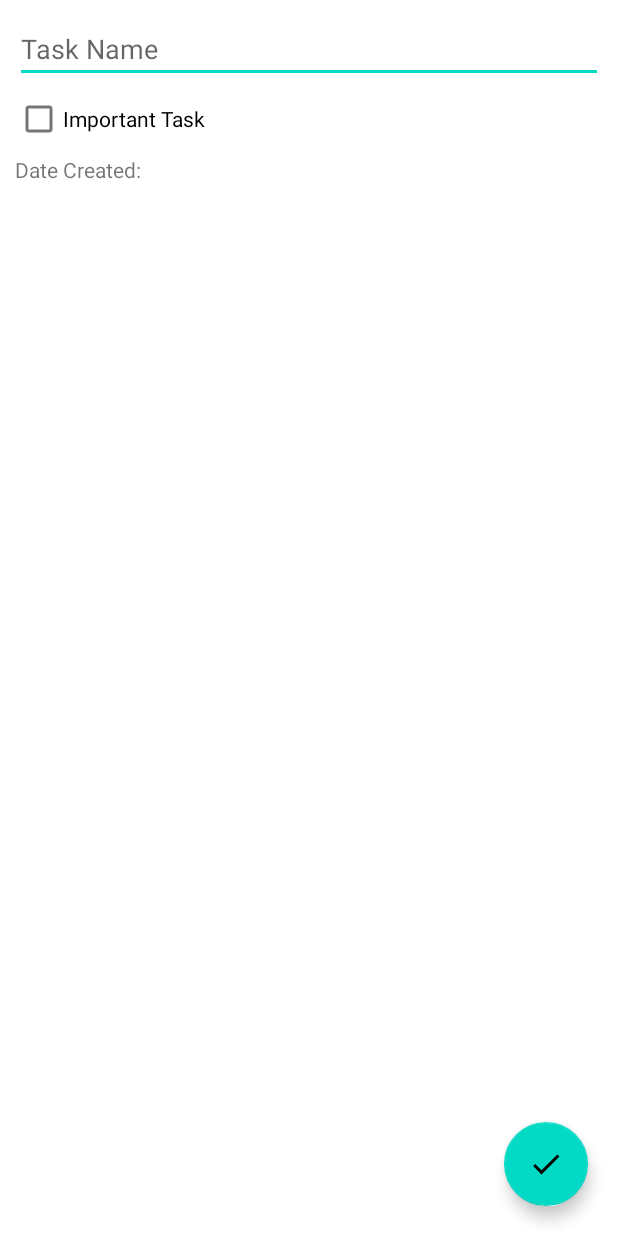
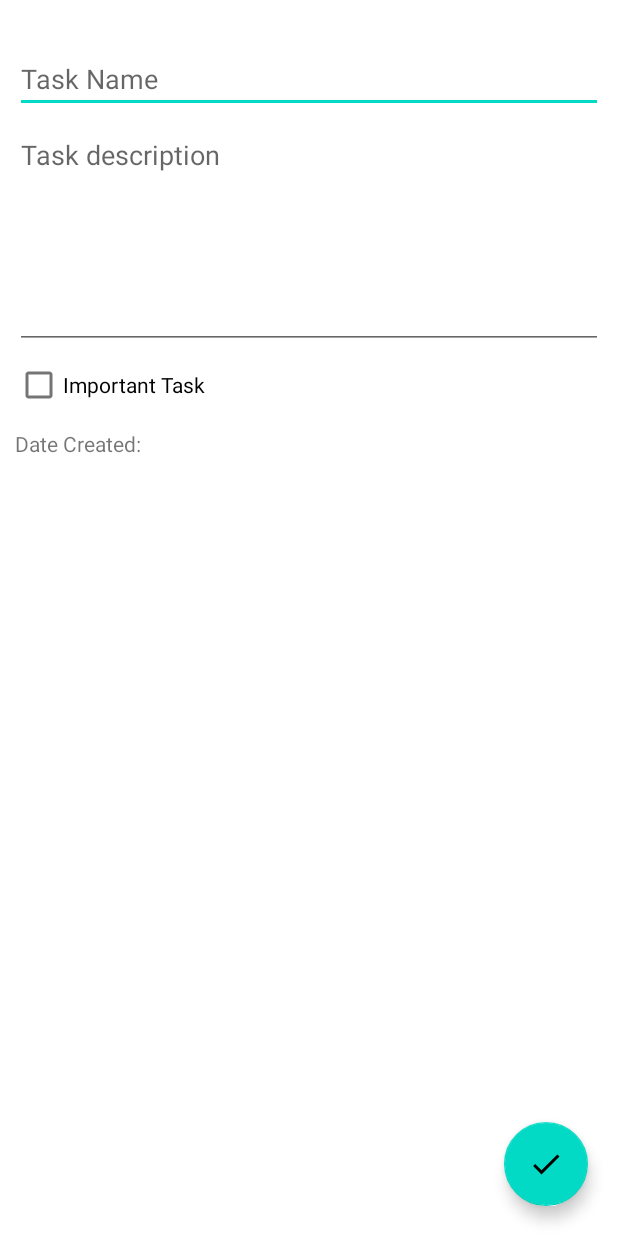
Before and after one commit to OsmanCanCinar/Android_Kotlin_ToDoApp, an Android app: the layout fragment_task_detail.xml on its own in the app's theme, with its tools: preview values and no code run, on a phone screen of 412 x 824 dp. Run offline under Robolectric (Android 15) with nearby library versions, the light colour scheme and no system bars.

Commit message:
Sixth Commit, Navigation, Navigation Up and Edit Page.

```diff
--- a/app/src/main/java/com/osmancancinar/todoapp/data/Task.kt
+++ b/app/src/main/java/com/osmancancinar/todoapp/data/Task.kt
@@ -14,6 +14,7 @@ import java.text.DateFormat
 data class Task(
     //the attributes of the class and their default values.(Columns of the table)
     val taskName: String,
+    val taskDescription: String,
     val isImportant: Boolean = false,
     val isCompleted: Boolean = false,
     val creationTime: Long = System.currentTimeMillis(),
--- a/app/src/main/java/com/osmancancinar/todoapp/util/Utility.kt
+++ b/app/src/main/java/com/osmancancinar/todoapp/util/Utility.kt
@@ -21,3 +21,7 @@ inline fun SearchView.onQueryTextChanged(crossinline listener : (String) -> Unit
         }
     })
 }
+
+//turns statement into an expression
+val <T> T.exhaustive: T
+    get() = this
--- a/app/src/main/res/layout/fragment_task_detail.xml
+++ b/app/src/main/res/layout/fragment_task_detail.xml
@@ -2,9 +2,11 @@
 <androidx.coordinatorlayout.widget.CoordinatorLayout xmlns:android="http://schemas.android.com/apk/res/android"
     android:layout_width="match_parent"
     android:layout_height="match_parent"
-    xmlns:tools="http://schemas.android.com/tools">
+    xmlns:tools="http://schemas.android.com/tools"
+    tools:context=".ui.detail.DetailFragment">
 
     <LinearLayout
+        android:layout_marginTop="20dp"
         android:layout_width="match_parent"
         android:layout_height="wrap_content"
         android:orientation="vertical"
@@ -15,7 +17,18 @@
             android:layout_width="match_parent"
             android:layout_height="wrap_content"
             android:hint="@string/task_name"
-            android:inputType="text"/>
+            android:inputType="text"
+            android:layout_marginBottom="5dp"/>
+
+        <EditText
+            android:id="@+id/edit_text_task_detail"
+            android:layout_width="match_parent"
+            android:layout_height="wrap_content"
+            android:hint="@string/task_description"
+            android:gravity="top|left"
+            android:inputType="text|textMultiLine"
+            android:minLines="6"
+            android:maxLines="10"/>
 
         <CheckBox
             android:id="@+id/checkbox_important"
@@ -23,11 +36,13 @@
             android:layout_height="wrap_content"
             android:text="@string/important_task" />
 
+
         <TextView
             android:id="@+id/text_view_date_created"
             android:layout_width="wrap_content"
             android:layout_height="wrap_content"
-            tools:text="Date Created: "/>
+            tools:text="Date Created: "
+            android:layout_marginTop="5dp"/>
 
     </LinearLayout>
 
--- a/app/src/main/res/values/strings.xml
+++ b/app/src/main/res/values/strings.xml
@@ -8,4 +8,10 @@
     <string name="sort_by_creation_date">Sort by creation date</string>
     <string name="hide_completed">Hide Completed</string>
     <string name="delete_completed">Delete completed</string>
+    <string name="task_description">Task description</string>
+    <string name="created">\"Created: \"</string>
+    <string name="deleted">Task Deleted</string>
+    <string name="undo">UNDO</string>
+    <string name="new_task">New Task</string>
+    <string name="edit_task">Edit Task</string>
 </resources>
```
Also changed, not shown: app/src/main/java/com/osmancancinar/todoapp/data/TaskDatabase.kt (+6 -6 lines), app/src/main/java/com/osmancancinar/todoapp/ui/MainActivity.kt (+18 -0 lines), app/src/main/java/com/osmancancinar/todoapp/ui/detail/DetailFragment.kt (added, +31 -0 lines), app/src/main/java/com/osmancancinar/todoapp/ui/detail/DetailViewModel.kt (added, +33 -0 lines), app/src/main/java/com/osmancancinar/todoapp/ui/tasks/TasksFragment.kt (+18 -2 lines), app/src/main/java/com/osmancancinar/todoapp/ui/tasks/TasksViewModel.kt (+17 -9 lines), app/src/main/res/navigation/nav_graph.xml (+20 -2 lines).
